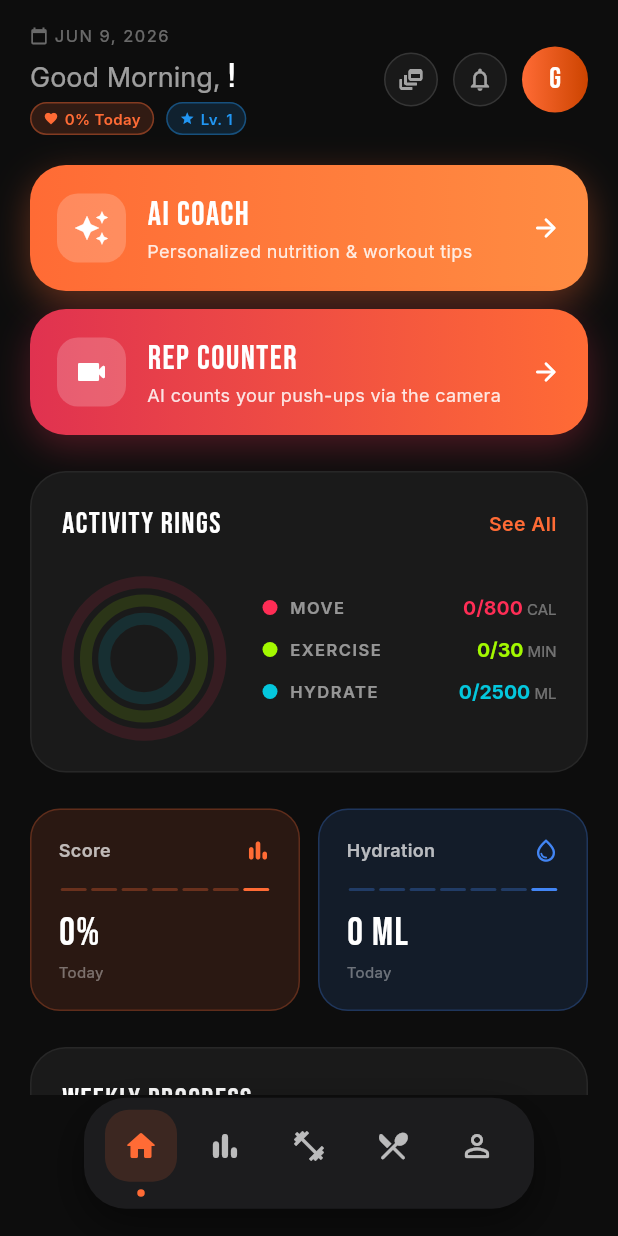
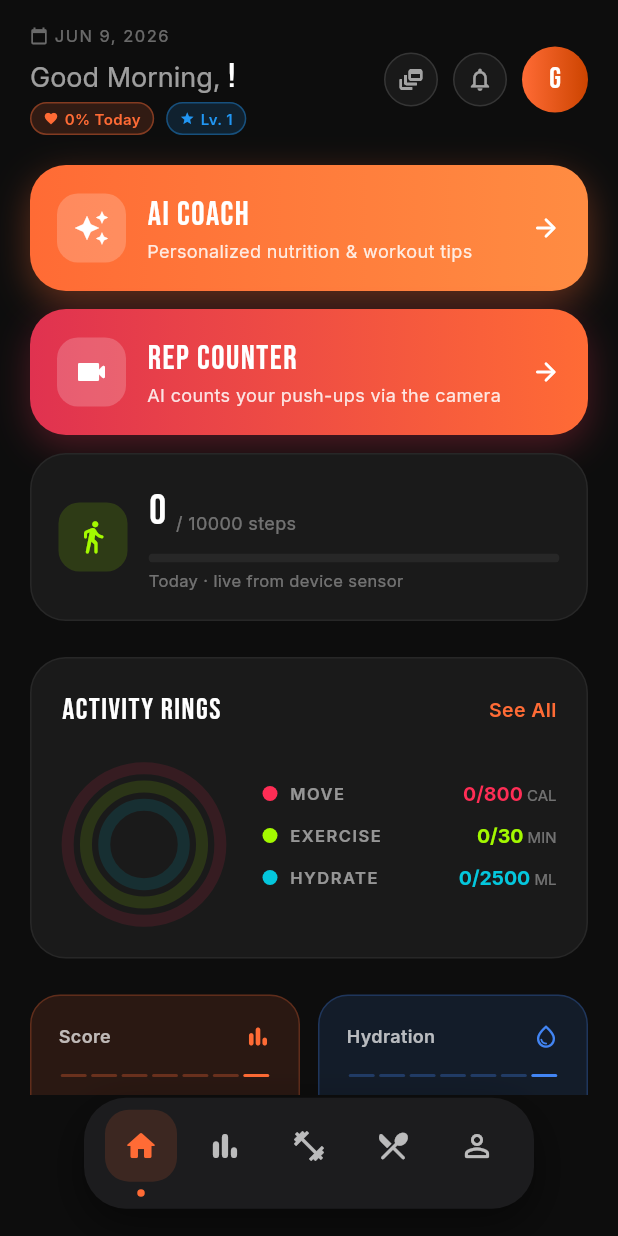
Before and after one commit to H311sing/diplomka-main, a Flutter app: the screen it shows once a user with an empty profile is signed in, on a phone screen of 412 x 824 dp. Run offline on Flutter 3.47's test engine with Material 3 defaults, Android fonts, the phone set to English and light mode, and no system bars; drawn by our look-alikes of flutter_animate; our stand-ins replace camera, flutter_local_notifications, flutter_timezone, go_router, google_fonts, google_sign_in and 7 more; missing offline and left inert: google_mlkit_pose_detection; accounts and stored records are empty; network calls fail.

Commit message:
Add live step counter (hardware pedometer)
Reads the Android step sensor via the pedometer package and shows
today's step count on the Home dashboard with progress toward a
10,000-step goal.

- pubspec: pedometer + permission_handler
- AndroidManifest: ACTIVITY_RECOGNITION permission and step-sensor
  feature declarations
- lib/core/steps_service.dart: singleton that requests permission,
  listens to Pedometer.stepCountStream, and exposes today's count
  via a ValueNotifier. Maintains a midnight baseline in
  shared_preferences (key steps_baseline_YYYY-MM-DD) so the
  cumulative sensor value is translated to "today's" steps; handles
  device reboots by re-anchoring when the count drops below baseline.
- main.dart starts the service after Supabase init (fire-and-forget;
  no-op on web/iOS/desktop).
- home_screen: new "Steps" card under the Rep Counter card, with a
  live progress bar driven by ValueListenableBuilder. Shows a clear
  fallback message when the sensor is unavailable (emulator, denied
  permission, unsupported platform).

Co-Authored-By: Claude Opus 4.7 <noreply@anthropic.com>

```diff
--- /dev/null
+++ b/lib/core/steps_service.dart
@@ -0,0 +1,87 @@
+import 'dart:async';
+
+import 'package:flutter/foundation.dart';
+import 'package:pedometer/pedometer.dart';
+import 'package:permission_handler/permission_handler.dart';
+import 'package:shared_preferences/shared_preferences.dart';
+
+/// Streams today's step count from the device's hardware step sensor.
+///
+/// The Android sensor returns the cumulative steps since the last reboot,
+/// so we keep a per-day baseline in [SharedPreferences] (key
+/// `steps_baseline_YYYY-MM-DD`) and subtract it to derive "today's"
+/// count. The baseline is established lazily on the first reading of
+/// each day. A reboot during the day is detected by the cumulative
+/// counter dropping below the baseline; in that case the baseline is
+/// reset to the new low value so subsequent counting stays correct.
+///
+/// Only Android has been wired up — iOS support is feasible (CMPedometer)
+/// but is out of scope for this build. On the web/desktop the service
+/// silently does nothing.
+class StepsService {
+  StepsService._();
+  static final StepsService instance = StepsService._();
+
+  /// Today's steps. The UI subscribes via [ValueListenableBuilder].
+  final ValueNotifier<int> todaySteps = ValueNotifier<int>(0);
+
+  /// True once a permission denial / sensor error has occurred — lets
+  /// the UI show a friendly fallback instead of leaving the user
+  /// staring at zero.
+  final ValueNotifier<bool> unavailable = ValueNotifier<bool>(false);
+
+  StreamSubscription<StepCount>? _sub;
+  bool _started = false;
+
+  /// Starts listening to the sensor. Safe to call multiple times.
+  Future<void> start() async {
+    if (_started) return;
+    if (kIsWeb || defaultTargetPlatform != TargetPlatform.android) {
+      unavailable.value = true;
+      return;
+    }
+
+    // ACTIVITY_RECOGNITION is required on Android 10+.
+    final status = await Permission.activityRecognition.request();
+    if (!status.isGranted) {
+      unavailable.value = true;
+      return;
+    }
+
+    _started = true;
+    _sub = Pedometer.stepCountStream.listen(
+      _onEvent,
+      onError: (_) => unavailable.value = true,
+      cancelOnError: false,
+    );
+  }
+
+  Future<void> _onEvent(StepCount event) async {
+    final prefs = await SharedPreferences.getInstance();
+    final key = 'steps_baseline_${_today()}';
+    var baseline = prefs.getInt(key);
+
+    if (baseline == null) {
+      // First reading of the day → adopt the current cumulative count
+      // as our baseline. Today's count starts at zero and grows from
+      // every step taken after this moment.
+      await prefs.setInt(key, event.steps);
+      baseline = event.steps;
+    } else if (event.steps < baseline) {
+      // Device rebooted (cumulative counter restarted from 0).
+      // Re-anchor the baseline so we keep counting from here.
+      await prefs.setInt(key, event.steps);
+      baseline = event.steps;
+    }
+
+    todaySteps.value = (event.steps - baseline).clamp(0, 1 << 30);
+  }
+
+  String _today() => DateTime.now().toIso8601String().split('T')[0];
+
+  void stop() {
+    _sub?.cancel();
+    _sub = null;
+    _started = false;
+  }
+}
--- a/lib/main.dart
+++ b/lib/main.dart
@@ -4,6 +4,7 @@ import 'package:go_router/go_router.dart';
 import 'core/supabase_config.dart';
 import 'core/theme.dart';
 import 'core/notification_service.dart';
+import 'core/steps_service.dart';
 import 'screens/splash_screen.dart';
 import 'screens/login_screen.dart';
 import 'screens/register_screen.dart';
@@ -28,6 +29,11 @@ void main() async {
   );
 
   await NotificationService.instance.init();
+  // Start the pedometer listener. Fire-and-forget — it asks for
+  // permission internally and degrades gracefully on unsupported
+  // platforms.
+  // ignore: unawaited_futures
+  StepsService.instance.start();
 
   runApp(const GymBroApp());
 }
--- a/lib/screens/home_screen.dart
+++ b/lib/screens/home_screen.dart
@@ -4,6 +4,7 @@ import 'package:go_router/go_router.dart';
 import 'package:google_fonts/google_fonts.dart';
 import 'package:supabase_flutter/supabase_flutter.dart';
 import '../core/calculations.dart';
+import '../core/steps_service.dart';
 import '../core/theme.dart';
 import '../widgets/dock_nav.dart';
 
@@ -318,6 +319,8 @@ class _HomeScreenState extends State<HomeScreen> with TickerProviderStateMixin {
                 _buildAiCoachCard(),
                 const SizedBox(height: 12),
                 _buildRepCounterCard(),
+                const SizedBox(height: 12),
+                _buildStepsCard(),
                 const SizedBox(height: 24),
                 _buildActivitySection(),
                 const SizedBox(height: 24),
@@ -652,6 +655,97 @@ class _HomeScreenState extends State<HomeScreen> with TickerProviderStateMixin {
         ),
       ),
     ).animate().fadeIn(delay: 150.ms, duration: 600.ms).slideY(begin: 0.1);
+  }
+
+  // ─── STEP COUNTER ─────────────────────────────────────────
+  // Live step count from the device's hardware step sensor (Android).
+  // The card listens to StepsService via a ValueListenableBuilder so it
+  // re-renders on every sensor update without rebuilding the whole page.
+  Widget _buildStepsCard() {
+    const int target = 10000;
+    return ValueListenableBuilder<bool>(
+      valueListenable: StepsService.instance.unavailable,
+      builder: (_, unavailable, __) {
+        return ValueListenableBuilder<int>(
+          valueListenable: StepsService.instance.todaySteps,
+          builder: (_, steps, __) {
+            final progress = (steps / target).clamp(0.0, 1.0);
+            return Container(
+              width: double.infinity,
+              padding: const EdgeInsets.all(18),
+              decoration: BoxDecoration(
+                color: const Color(0xFF1A1A1A),
+                borderRadius: BorderRadius.circular(24),
+                border: Border.all(color: Colors.white.withOpacity(0.06)),
+              ),
+              child: Row(
+                children: [
+                  Container(
+                    width: 46,
+                    height: 46,
+                    decoration: BoxDecoration(
+                      color: const Color(0xFFA3F900).withOpacity(0.15),
+                      borderRadius: BorderRadius.circular(14),
+                    ),
+                    child: const Icon(Icons.directions_walk_rounded,
+                        color: Color(0xFFA3F900), size: 24),
+                  ),
+                  const SizedBox(width: 14),
+                  Expanded(
+                    child: Column(
+                      crossAxisAlignment: CrossAxisAlignment.start,
+                      children: [
+                        Row(
+                          crossAxisAlignment: CrossAxisAlignment.end,
+                          children: [
+                            Text(
+                              unavailable ? '—' : '$steps',
+                              style: GoogleFonts.bebasNeue(
+                                  color: Colors.white,
+                                  fontSize: 28,
+                                  letterSpacing: 1),
+                            ),
+                            Padding(
+                              padding: const EdgeInsets.only(
+                                  bottom: 4, left: 6),
+                              child: Text('/ $target steps',
+                                  style: GoogleFonts.inter(
+                                      color: Colors.white38,
+                                      fontSize: 12)),
+                            ),
+                          ],
+                        ),
+                        const SizedBox(height: 8),
+                        ClipRRect(
+                          borderRadius: BorderRadius.circular(4),
+                          child: LinearProgressIndicator(
+                            value: unavailable ? 0 : progress,
+                            backgroundColor:
+                                Colors.white.withOpacity(0.06),
+                            valueColor:
+                                const AlwaysStoppedAnimation<Color>(
+                                    Color(0xFFA3F900)),
+                            minHeight: 6,
+                          ),
+                        ),
+                        const SizedBox(height: 4),
+                        Text(
+                          unavailable
+                              ? 'Step sensor unavailable (test on real Android)'
+                              : 'Today · live from device sensor',
+                          style: GoogleFonts.inter(
+                              color: Colors.white38, fontSize: 11),
+                        ),
+                      ],
+                    ),
+                  ),
+                ],
+              ),
+            );
+          },
+        );
+      },
+    ).animate().fadeIn(delay: 200.ms, duration: 600.ms).slideY(begin: 0.1);
   }
 
   // ─── ACTIVITY RINGS ───────────────────────────────────────
--- a/pubspec.yaml
+++ b/pubspec.yaml
@@ -24,6 +24,8 @@ dependencies:
   shared_preferences: ^2.2.3
   camera: ^0.11.0+2
   google_mlkit_pose_detection: ^0.14.0
+  pedometer: ^4.0.2
+  permission_handler: ^11.3.1
 
 dev_dependencies:
   flutter_test:
```
Also changed, not shown: pubspec.lock, 1 other file.
